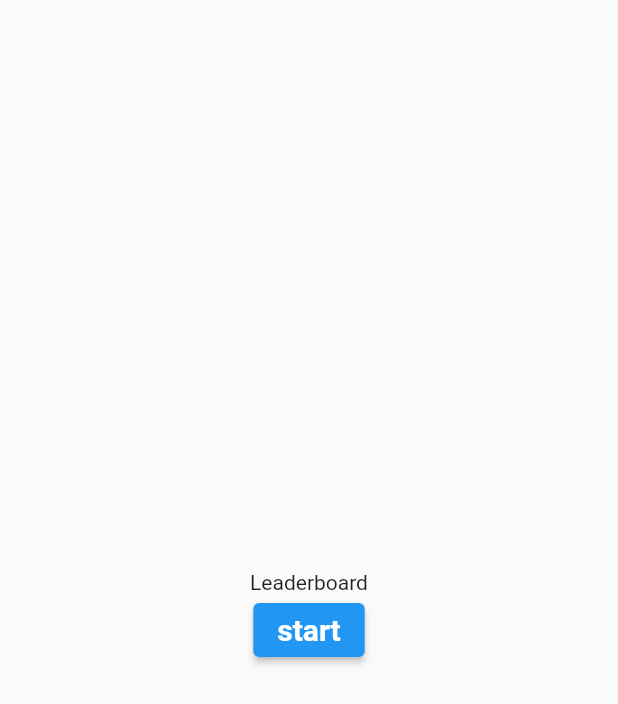
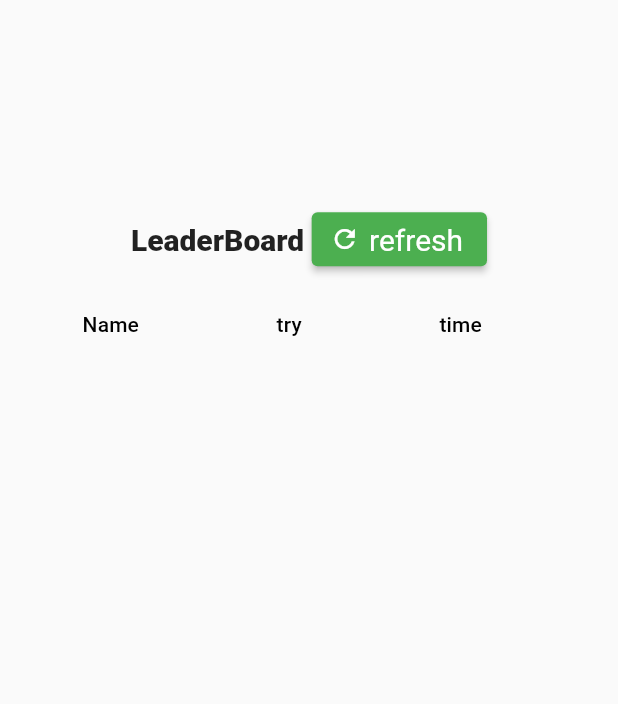
Before and after one commit to James-Lu-none/Parrot-number-game, a Flutter app: the RecordPage screen opened by its route, on a phone screen of 412 x 824 dp. Shown: the top 704 px of the screen. Run offline on Flutter 3.47's test engine with Material 2 defaults, Android fonts, the phone set to English and light mode, and no system bars; our stand-ins replace firebase_core, firebase_storage; missing offline and left inert: dart:ffi; accounts and stored records are empty.

```diff
--- a/lib/pages/guess_page.dart
+++ b/lib/pages/guess_page.dart
@@ -5,10 +5,25 @@ import 'package:parrot_number/pages/result_page.dart';
 
 
 class Record{
-  final String name;
-  final String time;
-  final List<GameHistory> gameHistory;
-  const Record(this.name,this.time,this.gameHistory);
+  String name;
+  String time;
+  List<GameHistory> gameHistory;
+  Record(this.name,this.time, [this.gameHistory]);
+
+  factory Record.fromJson(dynamic json){
+    if(json['gamHistory']!=null)
+    {
+      List gameHistoryObj =json['gameHistory'];
+      List<GameHistory> gameHistories = gameHistoryObj.map((gameHistoryJson) => GameHistory.fromJson(gameHistoryJson)).toList();
+
+      return Record(json['name'] as String, json['time'] as String, gameHistories);
+    }
+    else
+    {
+      return Record(json['name'] as String, json['time'] as String);
+    }
+  }
+
 
   Map toJson() {
     List<Map<String,dynamic>> gameHistory = this.gameHistory.map((i) => i.toJson()).toList();
@@ -19,21 +34,33 @@ class Record{
       'gameHistory': gameHistory
     };
   }
+
+  @override
+  String toString() {
+    return '{ $name, $time, $gameHistory }';
+  }
 }
 class GameHistory
 {
   final int guessNumber;
   final String statement;
+
   const GameHistory(this.guessNumber,this.statement);
 
-  GameHistory.fromJson(Map<String, dynamic> json):
-    guessNumber = json['guessNumber'], statement = json['statement'];
+  factory GameHistory.fromJson(dynamic json){
+    return GameHistory(json['guessNumber'] as int, json['statement'] as String);
+  }
+
 
   Map<String, dynamic> toJson() => {
     'guessNumber': guessNumber,
     'statement': statement,
   };
 
+  @override
+  String toString() {
+    return '{ $guessNumber, $statement }';
+  }
 }
 
 class GenGame
--- a/lib/pages/record_page.dart
+++ b/lib/pages/record_page.dart
@@ -23,26 +23,35 @@ class _RecordPage extends State<RecordPage>{
     loadData();
   }
   Widget _reloadButton(){
-    return ElevatedButton(
-      child: const Text(
-        "start",
-        textAlign: TextAlign.center,
-        style: TextStyle(fontWeight: FontWeight.bold,fontSize: 20),
-      ),
-      onPressed: (){
+    return ElevatedButton.icon(
+      onPressed: () {
         loadData();
       },
+      style: ElevatedButton.styleFrom(
+        backgroundColor:Colors.green,
+        textStyle: const TextStyle(fontSize: 20),
+      ),
+      icon: const Icon(Icons.refresh,color:Colors.white,size:20),
+      label: const Text("refresh"),
     );
   }
   void loadData() async{
+    recordList=[];
     recordRefList=await dictList(gameHistoryRef);
     debugPrint("$recordRefList");
-    if(recordRefList.isEmpty)return;
+    if(recordRefList.isEmpty) {
+      debugPrint('No record found');
+      return;
+    }
+    debugPrint("${recordRefList.length} records found");
     for(int i=0;i<recordRefList.length;i++)
     {
       final tempFile = File('${await localPath}/tempRecord/${recordRefList[i].name}');
       storage.ref(recordRefList[i].fullPath).writeToFile(tempFile);
+      recordList.add(Record.fromJson(jsonDecode(await tempFile.readAsString())));
     }
+    debugPrint("${recordList.length} records loaded");
+    debugPrint("${recordList[0]}");
   }
 
   @override
@@ -52,8 +61,48 @@ class _RecordPage extends State<RecordPage>{
         child:Column(
           mainAxisAlignment: MainAxisAlignment.center,
           children: [
-            const Text('Leaderboard'),
-            _reloadButton()
+            Row(
+              mainAxisAlignment: MainAxisAlignment.center,
+              children: [
+                const Text(
+                  "LeaderBoard",
+                  style: TextStyle(fontWeight: FontWeight.w800,fontSize: 20),
+                  selectionColor: Colors.green,
+                ),
+                const SizedBox(width: 5,),
+                _reloadButton()
+              ],
+            ),
+            const SizedBox(height: 5,),
+            Flexible(
+              flex: 1,
+              child:
+              SizedBox(
+                height: 500,
+                width: 350,
+                child:
+                  ListView(
+                    children: [
+                      DataTable(
+                        columns: const [
+                          DataColumn(label: Text('Name')),
+                          DataColumn(label: Text('try')),
+                          DataColumn(label: Text('time'))
+                        ]
+                        , rows: List<DataRow>.generate(
+                          recordList.length,
+                          (index)=>DataRow(
+                           cells: [
+                             DataCell(Text(recordList[index].name)),
+                             DataCell(Text('${recordList[index].gameHistory.length}')),
+                             DataCell(Text(recordList[index].time)),
+                           ])
+                        )
+                      )
+                    ],
+                  )
+              )
+            )
           ],
         )
       )
```
